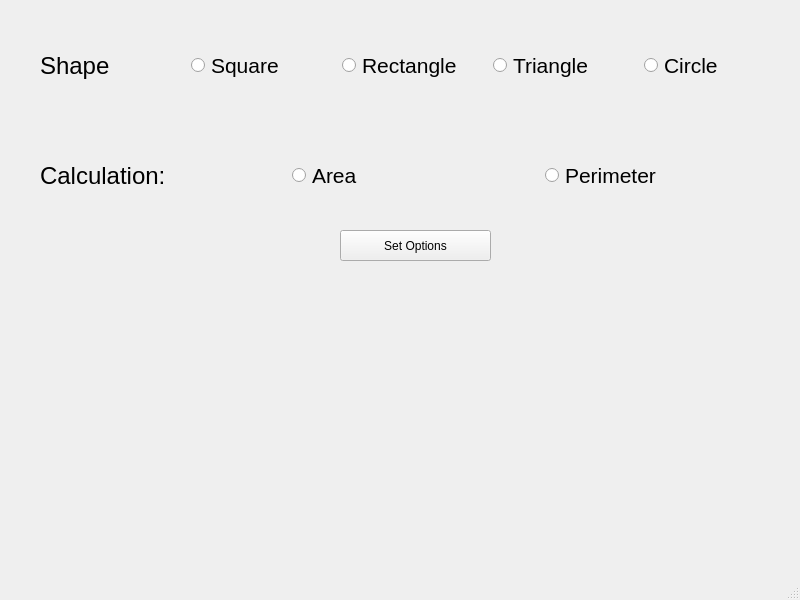
Old version of the form window.ui in the repository gbafana25/project1.
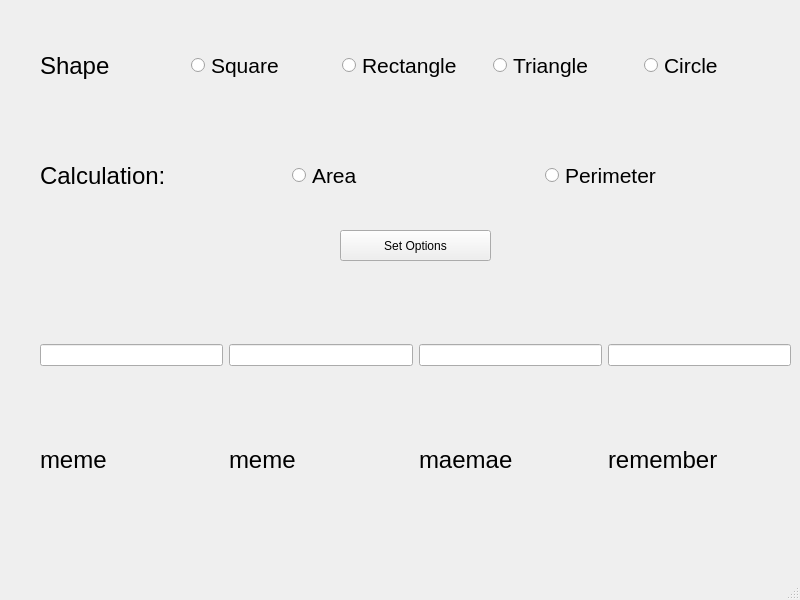
New version of the form.

Patch:
```diff
--- a/window.ui
+++ b/window.ui
@@ -153,6 +153,94 @@
      <string>Set Options</string>
     </property>
    </widget>
+   <widget class="QWidget" name="horizontalLayoutWidget_3">
+    <property name="geometry">
+     <rect>
+      <x>40</x>
+      <y>290</y>
+      <width>751</width>
+      <height>131</height>
+     </rect>
+    </property>
+    <layout class="QHBoxLayout" name="horizontalLayout_2">
+     <item>
+      <widget class="QLineEdit" name="parameter1"/>
+     </item>
+     <item>
+      <widget class="QLineEdit" name="parameter2"/>
+     </item>
+     <item>
+      <widget class="QLineEdit" name="parameter3"/>
+     </item>
+     <item>
+      <widget class="QLineEdit" name="parameter4">
+       <property name="text">
+        <string/>
+       </property>
+      </widget>
+     </item>
+    </layout>
+   </widget>
+   <widget class="QWidget" name="horizontalLayoutWidget_4">
+    <property name="geometry">
+     <rect>
+      <x>40</x>
+      <y>420</y>
+      <width>751</width>
+      <height>80</height>
+     </rect>
+    </property>
+    <layout class="QHBoxLayout" name="horizontalLayout_3">
+     <item>
+      <widget class="QLabel" name="p1label">
+       <property name="font">
+        <font>
+         <pointsize>18</pointsize>
+        </font>
+       </property>
+       <property name="text">
+        <string>meme</string>
+       </property>
+      </widget>
+     </item>
+     <item>
+      <widget class="QLabel" name="p2label">
+       <property name="font">
+        <font>
+         <pointsize>18</pointsize>
+        </font>
+       </property>
+       <property name="text">
+        <string>meme</string>
+       </property>
+      </widget>
+     </item>
+     <item>
+      <widget class="QLabel" name="p3label">
+       <property name="font">
+        <font>
+         <pointsize>18</pointsize>
+        </font>
+       </property>
+       <property name="text">
+        <string>maemae</string>
+       </property>
+      </widget>
+     </item>
+     <item>
+      <widget class="QLabel" name="p4label">
+       <property name="font">
+        <font>
+         <pointsize>18</pointsize>
+        </font>
+       </property>
+       <property name="text">
+        <string>remember</string>
+       </property>
+      </widget>
+     </item>
+    </layout>
+   </widget>
   </widget>
   <widget class="QMenuBar" name="menubar">
    <property name="geometry">
```
Left out of the diff: 2 changed lines with no effect on the pictures.
